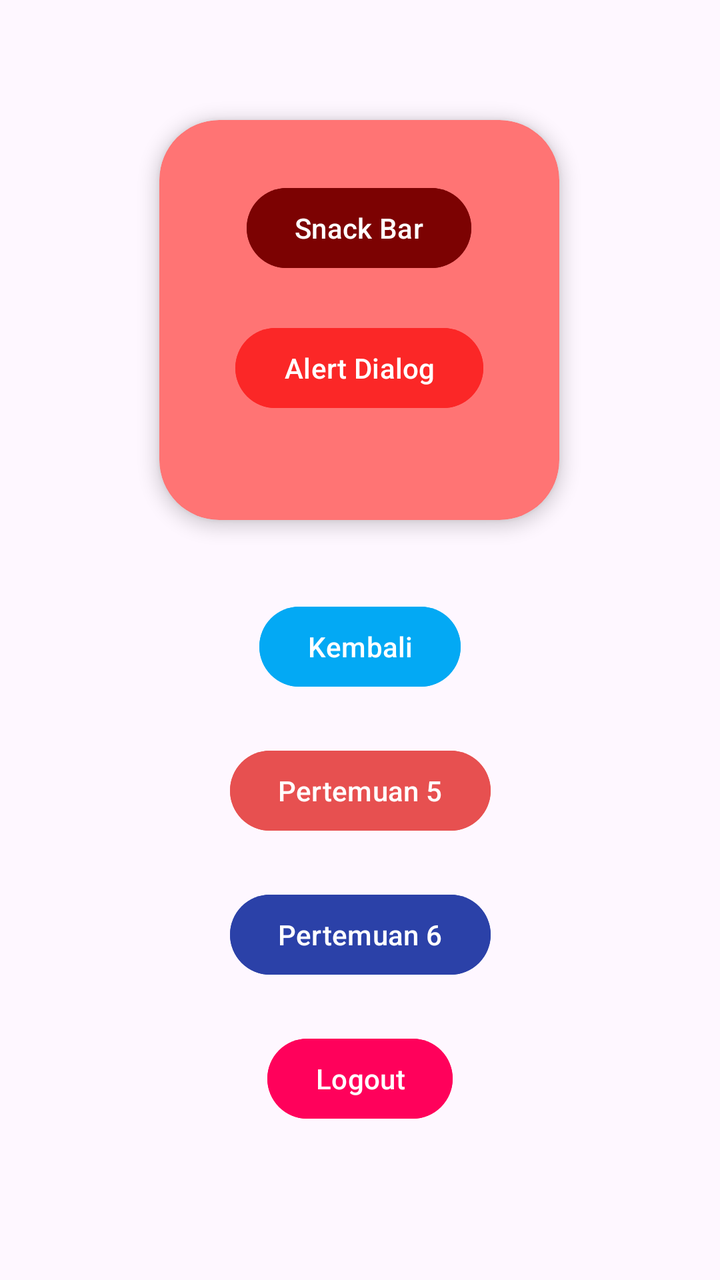
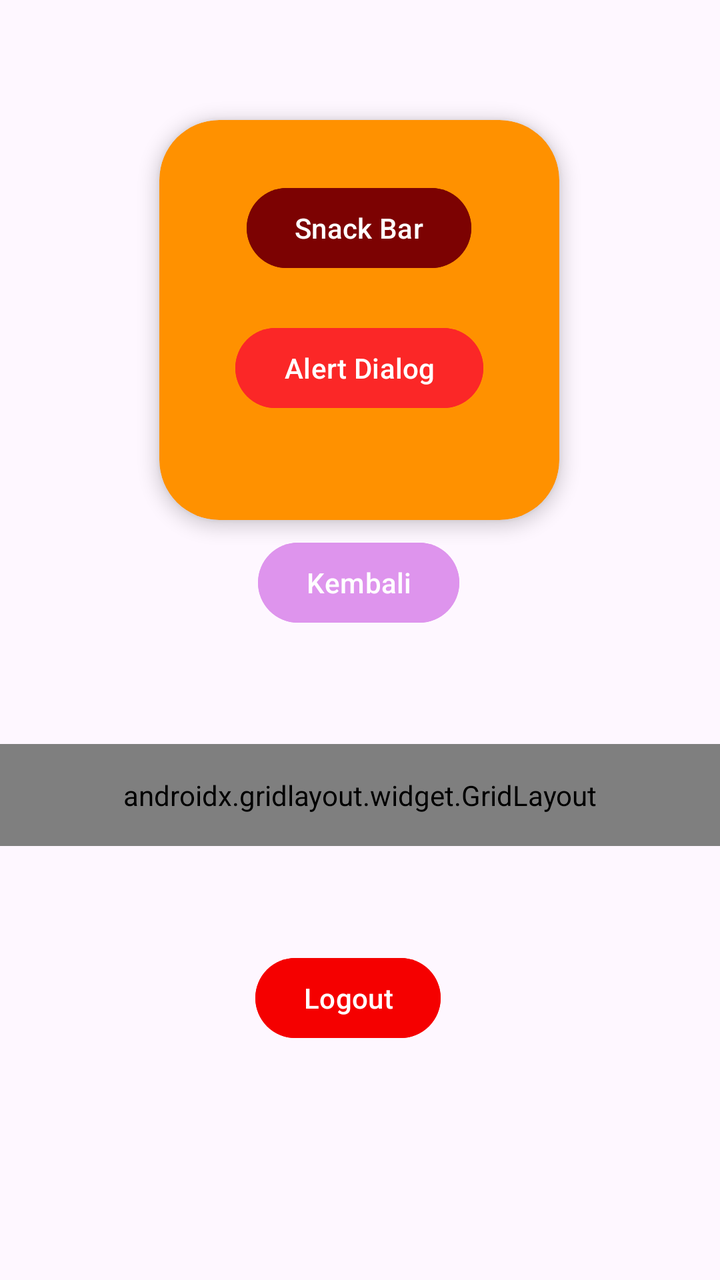

Screens rendered from an Android XML layout before and after an edit, with the pre-edit source and the edit as a unified diff.
<!-- AndroidManifest.xml: application theme Theme.Alini_3TIC -->
<!-- res/layout/fragment_home.xml -->
<?xml version="1.0" encoding="utf-8"?>
<androidx.constraintlayout.widget.ConstraintLayout xmlns:android="http://schemas.android.com/apk/res/android"
    xmlns:tools="http://schemas.android.com/tools"
    android:layout_width="match_parent"
    android:layout_height="match_parent"
    xmlns:app="http://schemas.android.com/apk/res-auto"
    tools:context=".Home.HomeFragment">

    
    <TextView
        android:id="@+id/textView"
        android:layout_width="wrap_content"
        android:layout_height="wrap_content"
        android:text="Hello World!"
        app:layout_constraintBottom_toBottomOf="parent"
        app:layout_constraintEnd_toEndOf="parent"
        app:layout_constraintStart_toStartOf="parent"
        app:layout_constraintTop_toTopOf="parent"
        app:layout_constraintVertical_bias="0.316" />

    <androidx.cardview.widget.CardView
        android:layout_width="200dp"
        android:layout_height="200dp"
        android:layout_marginTop="60dp"
        app:cardElevation="5dp"
        android:backgroundTint="#FF7474"
        app:cardCornerRadius="30dp"
        app:layout_constraintEnd_toEndOf="parent"
        app:layout_constraintHorizontal_bias="0.498"
        app:layout_constraintStart_toStartOf="parent"
        app:layout_constraintTop_toTopOf="parent"
        tools:ignore="MissingConstraints">
        <androidx.constraintlayout.widget.ConstraintLayout
            android:layout_width="match_parent"
            android:layout_height="match_parent"
            android:layout_margin="30dp">

            <Button
                android:id="@+id/btnSnackbar"
                android:layout_width="wrap_content"
                android:layout_height="wrap_content"
                android:backgroundTint="#7C0202"
                android:text="Snack Bar"
                app:layout_constraintEnd_toEndOf="parent"
                app:layout_constraintHorizontal_bias="0.498"
                app:layout_constraintStart_toStartOf="parent"
                app:layout_constraintTop_toTopOf="parent" />

            <Button
                android:id="@+id/btnAlert"
                android:layout_width="124dp"
                android:layout_height="wrap_content"
                android:backgroundTint="#FB2727"
                android:text="Alert Dialog"
                app:layout_constraintBottom_toBottomOf="parent"
                app:layout_constraintEnd_toEndOf="parent"
                app:layout_constraintStart_toStartOf="parent"
                app:layout_constraintTop_toBottomOf="@+id/btnSnackbar" />
        </androidx.constraintlayout.widget.ConstraintLayout>


    </androidx.cardview.widget.CardView>

    <Button
        android:id="@+id/btnKembali"
        android:layout_width="wrap_content"
        android:layout_height="wrap_content"
        android:layout_marginTop="84dp"
        android:text="Kembali"
        android:backgroundTint="#03A9F4"
        app:layout_constraintEnd_toEndOf="parent"
        app:layout_constraintStart_toStartOf="parent"
        app:layout_constraintTop_toBottomOf="@+id/textView" />

    <Button
        android:id="@+id/btnToLima"
        android:layout_width="wrap_content"
        android:layout_height="wrap_content"
        android:layout_marginTop="24dp"
        android:backgroundTint="#E75050"
        android:text="Pertemuan 5"
        app:layout_constraintEnd_toEndOf="parent"
        app:layout_constraintStart_toStartOf="parent"
        app:layout_constraintTop_toBottomOf="@+id/btnKembali" />

    <Button
        android:id="@+id/btnLogout"
        android:layout_width="wrap_content"
        android:layout_height="wrap_content"
        android:layout_marginTop="96dp"
        android:backgroundTint="#FF015B"
        android:text="Logout"
        app:layout_constraintEnd_toEndOf="parent"
        app:layout_constraintStart_toStartOf="parent"
        app:layout_constraintTop_toBottomOf="@+id/btnToLima" />

    <Button
        android:id="@+id/btnToEnam"
        android:layout_width="wrap_content"
        android:layout_height="wrap_content"
        android:layout_marginTop="24dp"
        android:text="Pertemuan 6"
        android:backgroundTint="#2B41A8"
        app:layout_constraintBottom_toTopOf="@+id/btnLogout"
        app:layout_constraintEnd_toEndOf="parent"
        app:layout_constraintStart_toStartOf="parent"
        app:layout_constraintTop_toBottomOf="@+id/btnToLima"
        app:layout_constraintVertical_bias="0.0" />

</androidx.constraintlayout.widget.ConstraintLayout>
<!-- resources referenced by this layout -->
<resources>
  <style name="Theme.Alini_3TIC" parent="Base.Theme.Alini_3TIC" />
  <style name="Base.Theme.Alini_3TIC" parent="Theme.Material3.DayNight.NoActionBar">
          
          
      </style>
</resources>

<!-- the commit's change to res/layout/fragment_home.xml (unified diff, before → after) -->
@@ -19,11 +19,12 @@
         app:layout_constraintVertical_bias="0.316" />
 
     <androidx.cardview.widget.CardView
+        android:id="@+id/materialCardView"
         android:layout_width="200dp"
         android:layout_height="200dp"
         android:layout_marginTop="60dp"
         app:cardElevation="5dp"
-        android:backgroundTint="#FF7474"
+        android:backgroundTint="#FF9100"
         app:cardCornerRadius="30dp"
         app:layout_constraintEnd_toEndOf="parent"
         app:layout_constraintHorizontal_bias="0.498"
@@ -65,46 +66,81 @@
         android:id="@+id/btnKembali"
         android:layout_width="wrap_content"
         android:layout_height="wrap_content"
-        android:layout_marginTop="84dp"
+        android:layout_marginTop="52dp"
+        android:backgroundTint="#DE94ED"
         android:text="Kembali"
-        android:backgroundTint="#03A9F4"
         app:layout_constraintEnd_toEndOf="parent"
+        app:layout_constraintHorizontal_bias="0.498"
         app:layout_constraintStart_toStartOf="parent"
         app:layout_constraintTop_toBottomOf="@+id/textView" />
 
-    <Button
-        android:id="@+id/btnToLima"
-        android:layout_width="wrap_content"
+    <androidx.gridlayout.widget.GridLayout
+        android:id="@+id/gridMenu"
+        android:layout_width="0dp"
         android:layout_height="wrap_content"
-        android:layout_marginTop="24dp"
-        android:backgroundTint="#E75050"
-        android:text="Pertemuan 5"
+        android:layout_marginTop="112dp"
+        android:padding="16dp"
+        app:columnCount="2"
         app:layout_constraintEnd_toEndOf="parent"
+        app:layout_constraintHorizontal_bias="0.0"
         app:layout_constraintStart_toStartOf="parent"
-        app:layout_constraintTop_toBottomOf="@+id/btnKembali" />
+        app:layout_constraintTop_toBottomOf="@+id/materialCardView"
+        app:useDefaultMargins="true">
+
+        <Button
+            android:id="@+id/btnToLima"
+            android:layout_width="wrap_content"
+            android:layout_height="wrap_content"
+            android:backgroundTint="#FF005D"
+            android:text="Pertemuan 5"
+            app:layout_column="0"
+            app:layout_columnWeight="1"
+            app:layout_constraintEnd_toEndOf="parent"
+            app:layout_constraintStart_toStartOf="parent"
+            app:layout_constraintTop_toBottomOf="@+id/btnKembali"
+            app:layout_gravity="fill_horizontal"
+            app:layout_row="0" />
+
+        <Button
+            android:id="@+id/btnToEnam"
+            android:layout_width="wrap_content"
+            android:layout_height="wrap_content"
+            android:backgroundTint="#FF5486"
+            android:text="Pertemuan 6"
+            app:layout_columnWeight="1"
+            app:layout_gravity="fill_horizontal"
+            app:layout_column="1"
+            app:layout_constraintBottom_toTopOf="@+id/btnLogout"
+            app:layout_constraintEnd_toEndOf="parent"
+            app:layout_constraintStart_toStartOf="parent"
+            app:layout_constraintTop_toBottomOf="@+id/btnToLima"
+            app:layout_constraintVertical_bias="0.0"
+            app:layout_row="0" />
+
+        <Button
+            android:id="@+id/btnToNinth"
+            android:layout_width="wrap_content"
+            android:layout_height="wrap_content"
+            android:text="Pertemuan 9"
+            android:backgroundTint="#FF5C2D"
+            app:layout_columnWeight="1"
+            app:layout_gravity="fill_horizontal"
+            app:layout_constraintEnd_toEndOf="parent"
+            app:layout_constraintHorizontal_bias="0.504"
+            app:layout_constraintStart_toStartOf="parent"
+            app:layout_constraintTop_toBottomOf="@+id/btnToEnam" />
+    </androidx.gridlayout.widget.GridLayout>
 
     <Button
         android:id="@+id/btnLogout"
         android:layout_width="wrap_content"
         android:layout_height="wrap_content"
-        android:layout_marginTop="96dp"
-        android:backgroundTint="#FF015B"
+        android:layout_marginTop="52dp"
+        android:backgroundTint="#F50000"
         android:text="Logout"
         app:layout_constraintEnd_toEndOf="parent"
+        app:layout_constraintHorizontal_bias="0.477"
         app:layout_constraintStart_toStartOf="parent"
-        app:layout_constraintTop_toBottomOf="@+id/btnToLima" />
-
-    <Button
-        android:id="@+id/btnToEnam"
-        android:layout_width="wrap_content"
-        android:layout_height="wrap_content"
-        android:layout_marginTop="24dp"
-        android:text="Pertemuan 6"
-        android:backgroundTint="#2B41A8"
-        app:layout_constraintBottom_toTopOf="@+id/btnLogout"
-        app:layout_constraintEnd_toEndOf="parent"
-        app:layout_constraintStart_toStartOf="parent"
-        app:layout_constraintTop_toBottomOf="@+id/btnToLima"
-        app:layout_constraintVertical_bias="0.0" />
+        app:layout_constraintTop_toBottomOf="@+id/gridMenu" />
 
 </androidx.constraintlayout.widget.ConstraintLayout>
